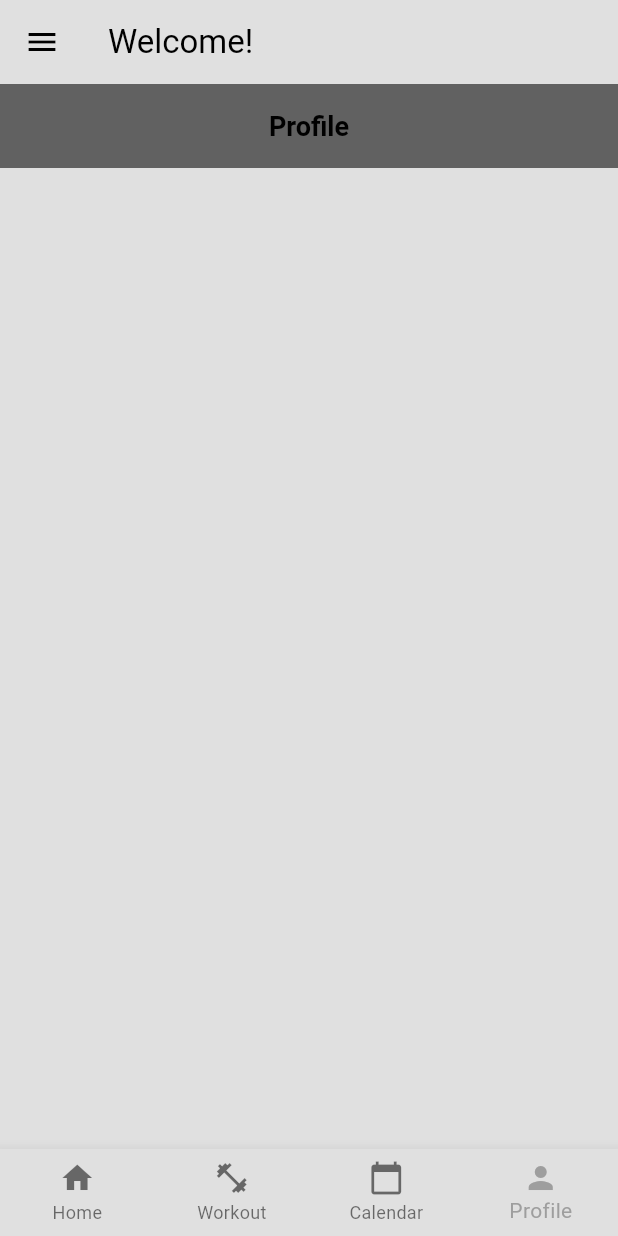
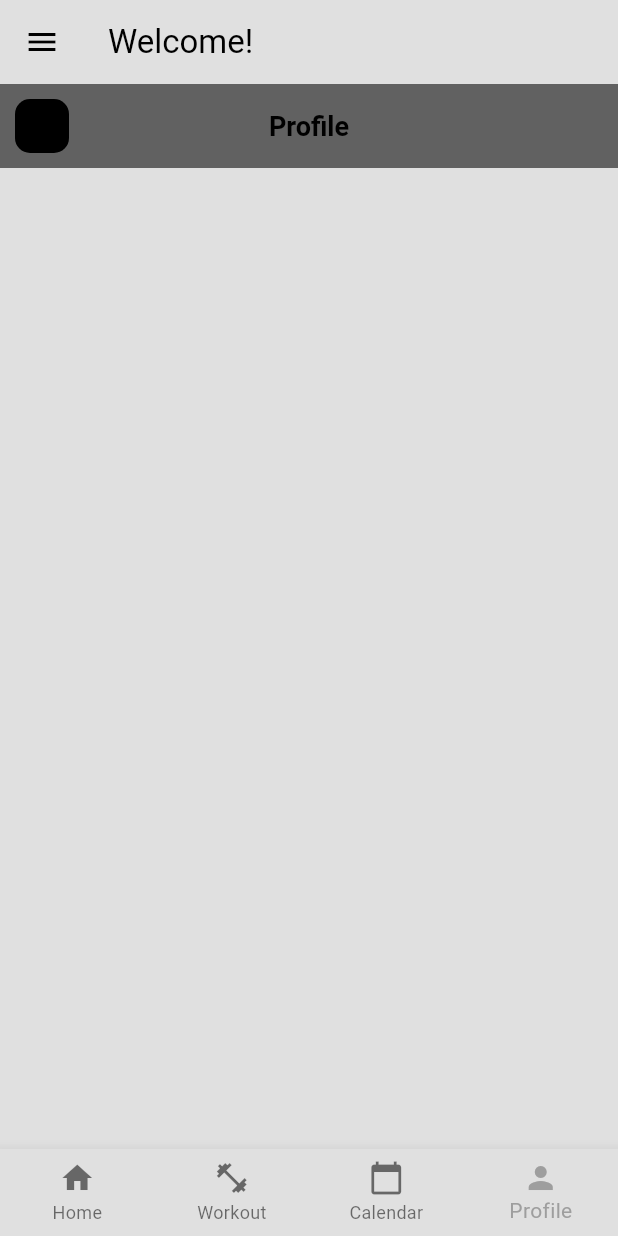
Before and after one commit to Diana-M0407/fitness_app, a Flutter app: the screen it shows after launch, item 4 of the bottom bar chosen, on a phone screen of 412 x 824 dp. Run offline on Flutter 3.47's test engine with Material 3 defaults, Android fonts, the phone set to English and light mode, and no system bars.

Commit message:
Added BoxDecoration for back buttoon  in Profile page

```diff
--- a/lib/pages/profile.dart
+++ b/lib/pages/profile.dart
@@ -17,6 +17,13 @@ class ProfilePage extends StatelessWidget {
         ),
         backgroundColor: Colors.grey[700],
         centerTitle: true,
+        leading: Container(
+          margin: EdgeInsets.all(10),
+          decoration: BoxDecoration(
+            color: Colors.black,
+            borderRadius: BorderRadius.circular(10)
+          ),
+        ),
       )
     );
   }
```
Also changed, not shown: 129 other files.
